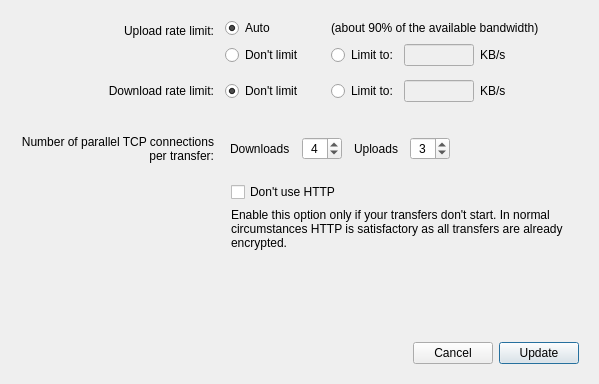
Qt form src/MEGASync/gui/macx/BandwidthSettings.ui (meganz/MEGAsync) before a commit.
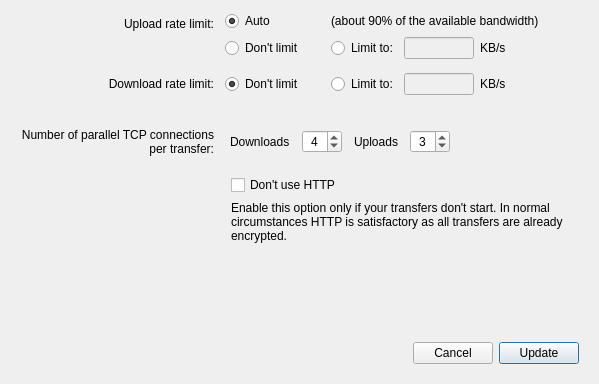
The same form after that commit.

Commit message: Fix separator for bandwidth dialog on macOS

Patch:
```diff
--- a/src/MEGASync/gui/macx/BandwidthSettings.ui
+++ b/src/MEGASync/gui/macx/BandwidthSettings.ui
@@ -20,22 +20,6 @@
    <bool>true</bool>
   </property>
   <layout class="QVBoxLayout" name="verticalLayout">
-   <item>
-    <widget class="QWidget" name="wSeparatorDefaultFolders" native="true">
-     <property name="minimumSize">
-      <size>
-       <width>0</width>
-       <height>1</height>
-      </size>
-     </property>
-     <property name="maximumSize">
-      <size>
-       <width>16777215</width>
-       <height>1</height>
-      </size>
-     </property>
-    </widget>
-   </item>
    <item>
     <widget class="QWidget" name="wContainerTransferRate" native="true">
      <layout class="QVBoxLayout" name="verticalLayout_21">
@@ -1000,6 +984,22 @@
      </layout>
     </widget>
    </item>
+   <item>
+    <widget class="QWidget" name="wSeparatorBandwidthBottom" native="true">
+     <property name="minimumSize">
+      <size>
+       <width>0</width>
+       <height>1</height>
+      </size>
+     </property>
+     <property name="maximumSize">
+      <size>
+       <width>16777215</width>
+       <height>1</height>
+      </size>
+     </property>
+    </widget>
+   </item>
    <item>
     <spacer name="verticalSpacer">
      <property name="orientation">
```
The commit also changes 1 other file.
